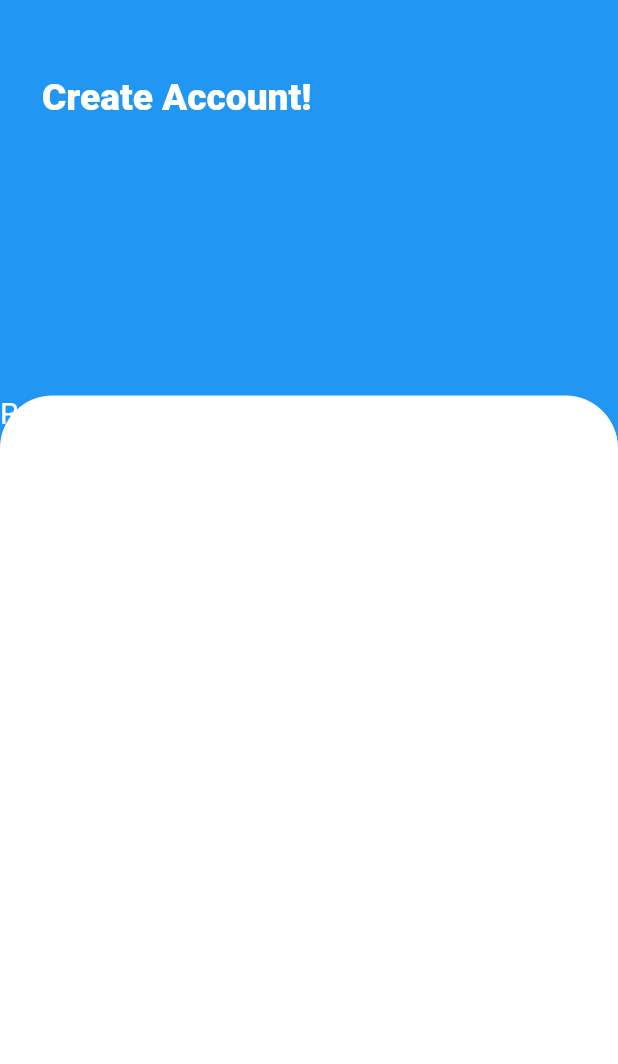
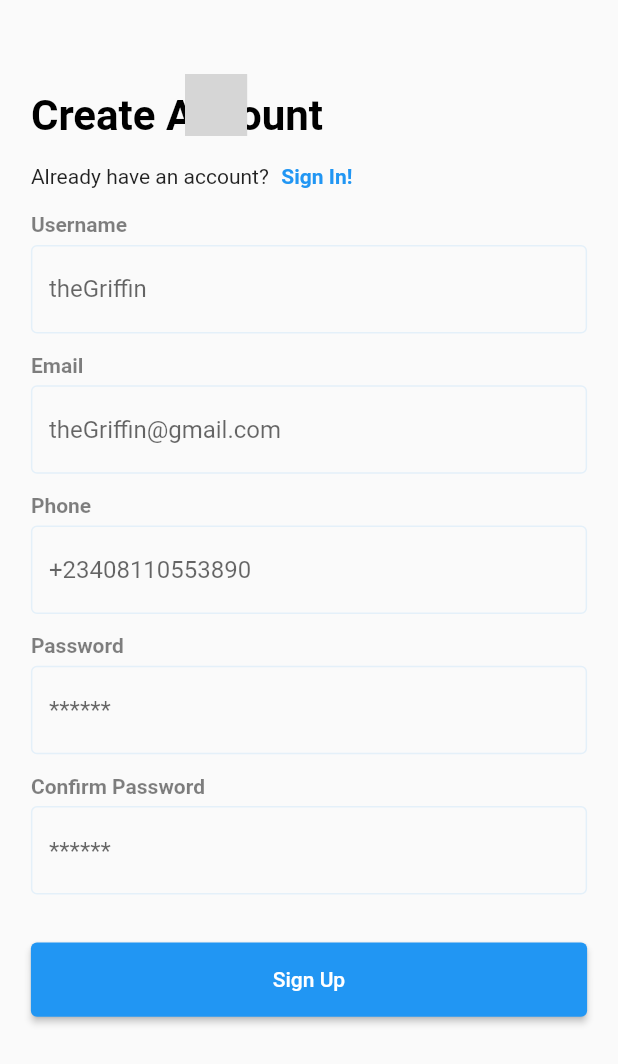
Before and after one commit to Musecreatives/Menta-Care---Self-Care-Appication, a Flutter app: the screen it shows after launch, after a tap on "Skip", on a phone screen of 412 x 824 dp. Shown: the top 1064 px of the screen. Run offline on Flutter 3.47's test engine with Material 2 defaults, Android fonts, the phone set to English and light mode, and no system bars; our stand-ins replace animated_splash_screen, flutter_svg, google_fonts, shared_preferences; missing offline and left inert: dart:ffi; Roboto replaces fonts that are missing (GoogleFonts.Montserrat); grey boxes are pictures that could not be loaded.

Commit message:
Added SignUp

```diff
--- a/lib/constants.dart
+++ b/lib/constants.dart
@@ -2,9 +2,17 @@
 
 import './size_config.dart';
 
+const defualtPadding = 16.0;
+
+OutlineInputBorder textFieldBorder = OutlineInputBorder(
+    borderSide: BorderSide(
+  color: blueBackground.withOpacity(0.1),
+));
+
 const primaryColor = Colors.yellow;
 const greyColor = Color(0xFFFEDBD0);
 const blueBackground = Colors.blue;
+const textFieldBorder1 = Colors.blue;
 
 final kTitle = TextStyle(
   fontFamily: 'Poppins',
--- a/lib/main.dart
+++ b/lib/main.dart
@@ -1,6 +1,7 @@
 import 'package:flutter/material.dart';
 import 'package:flutter/services.dart';
 import 'package:google_fonts/google_fonts.dart';
+import 'package:menta/constants.dart';
 import 'package:shared_preferences/shared_preferences.dart';
 import 'package:animated_splash_screen/animated_splash_screen.dart';
 import './onboarding/pages/pages.dart';
@@ -27,8 +28,16 @@
       theme: ThemeData(
         primarySwatch: Colors.blue,
         textTheme: TextTheme(
-          button: GoogleFonts.montserrat(),
+          bodyText1: GoogleFonts.poppins(),
         ),
+        elevatedButtonTheme: ElevatedButtonThemeData(
+            style: TextButton.styleFrom(
+                backgroundColor: blueBackground,
+                padding: EdgeInsets.all(defualtPadding))),
+        inputDecorationTheme: InputDecorationTheme(
+            border: textFieldBorder,
+            enabledBorder: textFieldBorder,
+            focusedBorder: textFieldBorder),
       ),
       themeMode: ThemeMode.system,
       debugShowCheckedModeBanner: false,
--- a/lib/onboarding/models/onboarding.dart
+++ b/lib/onboarding/models/onboarding.dart
@@ -1,3 +1,5 @@
+import 'package:menta/onboarding/pages/pages.dart';
+
 class Welcome {
   final String title;
   final String image;
@@ -22,3 +24,5 @@
       title: "Engage\n yourself in self-care ",
       image: "assets/images/undraw_yoga_248n 1.png")
 ];
+
+List<SignUpPage> signUpContents = [SignUpPage()];
--- a/lib/onboarding/pages/signup.dart
+++ b/lib/onboarding/pages/signup.dart
@@ -1,4 +1,8 @@
+import 'package:flutter/cupertino.dart';
 import 'package:flutter/material.dart';
+import 'package:flutter/painting.dart';
+import 'package:flutter/rendering.dart';
+import 'package:flutter_svg/flutter_svg.dart';
 import 'package:menta/constants.dart';
 import 'package:google_fonts/google_fonts.dart';
 
@@ -13,50 +17,144 @@
     double sizeH = SizeConfig.blockSizeH!;
     double sizeV = SizeConfig.blockSizeV!;
     return Scaffold(
-      body: Stack(children: <Widget>[
-        Positioned(
-          height: sizeV * 40,
-          width: sizeH * 100,
-          child: Container(
-            width: sizeH * 100,
-            height: sizeV * 30,
-            color: blueBackground,
-            child: Padding(
-              padding: const EdgeInsets.symmetric(
-                horizontal: 28,
-                vertical: 50,
-              ),
-              child: Text(
-                'Create Account!',
-                style: TextStyle(
-                  color: Colors.white,
-                  fontFamily: 'GoogleFonts.Montserrat',
-                  fontSize: SizeConfig.blockSizeH! * 6,
-                  fontWeight: FontWeight.w900,
-                ),
+      body: Stack(
+        children: [
+          Positioned(
+            top: sizeV * 6,
+            left: sizeH * 30,
+            child: SvgPicture.asset(
+              "assets/images/Logo Menta.svg",
+              height: sizeV * 5,
+            ),
+          ),
+          SafeArea(
+            child: SingleChildScrollView(
+              padding: EdgeInsets.symmetric(
+                  horizontal: sizeH * 5, vertical: sizeV * 7.4),
+              child: Column(
+                crossAxisAlignment: CrossAxisAlignment.start,
+                children: [
+                  Text(
+                    "Create Account",
+                    style: kBodyText1.copyWith(
+                        fontSize: SizeConfig.blockSizeH! * 6.8),
+                  ),
+                  Row(children: [
+                    Text("Already have an account?"),
+                    TextButton(
+                      onPressed: () {},
+                      child: Text(
+                        "Sign In!",
+                        style: TextStyle(fontWeight: FontWeight.bold),
+                      ),
+                    ),
+                  ]),
+                  SignUpForm(),
+                  SizedBox(
+                    height: defualtPadding * 2,
+                  ),
+                  SizedBox(
+                    width: double.infinity,
+                    height: sizeV * 6,
+                    child: ElevatedButton(
+                      onPressed: () {},
+                      child: Text("Sign Up"),
+                    ),
+                  ),
+                ],
               ),
             ),
           ),
-        ),
-        Positioned(
-          top: sizeV * 32,
-          width: sizeH * 100,
-          height: sizeV * 100,
-          child: Container(
-            width: 150,
-            height: 150,
-            child: Text(
-              'Red',
-              style: TextStyle(color: Colors.white, fontSize: 20),
-            ),
-            decoration: BoxDecoration(
-              color: Colors.white,
-              borderRadius: BorderRadius.only(
-                  topLeft: Radius.circular(35), topRight: Radius.circular(35)),
-            ),
-          ),
-        ),
-      ]),
+        ],
+      ),
     );
   }
 }
+
+class SignUpForm extends StatelessWidget {
+  const SignUpForm({
+    Key? key,
+  }) : super(key: key);
+
+  @override
+  Widget build(BuildContext context) {
+    SizeConfig().init(context);
+    double sizeH = SizeConfig.blockSizeH!;
+    double sizeV = SizeConfig.blockSizeV!;
+    return Form(
+        child: Column(
+      crossAxisAlignment: CrossAxisAlignment.start,
+      children: [
+        TextFieldName(
+          text: "Username",
+        ),
+        TextFormField(
+          decoration: InputDecoration(hintText: "theGriffin"),
+        ),
+        SizedBox(
+          height: sizeV * 1.6,
+        ),
+        TextFieldName(
+          text: "Email",
+        ),
+        TextFormField(
+          keyboardType: TextInputType.emailAddress,
+          decoration: InputDecoration(hintText: "theGriffin@gmail.com"),
+        ),
+        SizedBox(
+          height: sizeV * 1.6,
+        ),
+        TextFieldName(
+          text: "Phone",
+        ),
+        TextFormField(
+          keyboardType: TextInputType.phone,
+          decoration: InputDecoration(hintText: "+23408110553890"),
+        ),
+        SizedBox(
+          height: sizeV * 1.6,
+        ),
+        TextFieldName(
+          text: "Password",
+        ),
+        TextFormField(
+          obscureText: true,
+          decoration: InputDecoration(hintText: "******"),
+        ),
+        SizedBox(
+          height: sizeV * 1.6,
+        ),
+        TextFieldName(
+          text: "Confirm Password",
+        ),
+        TextFormField(
+          obscureText: true,
+          decoration: InputDecoration(hintText: "******"),
+        ),
+      ],
+    ));
+  }
+}
+
+class TextFieldName extends StatelessWidget {
+  const TextFieldName({
+    Key? key,
+    required this.text,
+  }) : super(key: key);
+
+  final String text;
+
+  @override
+  Widget build(BuildContext context) {
+    return Padding(
+      padding: const EdgeInsets.only(bottom: defualtPadding / 3),
+      child: Text(
+        text,
+        style: TextStyle(
+          fontWeight: FontWeight.w600,
+          color: Colors.black87.withOpacity(0.5),
+        ),
+      ),
+    );
+  }
+}
```
Also changed, not shown: assets/images/Ellipse 12.svg (added), assets/images/Logo Menta.svg (added).
